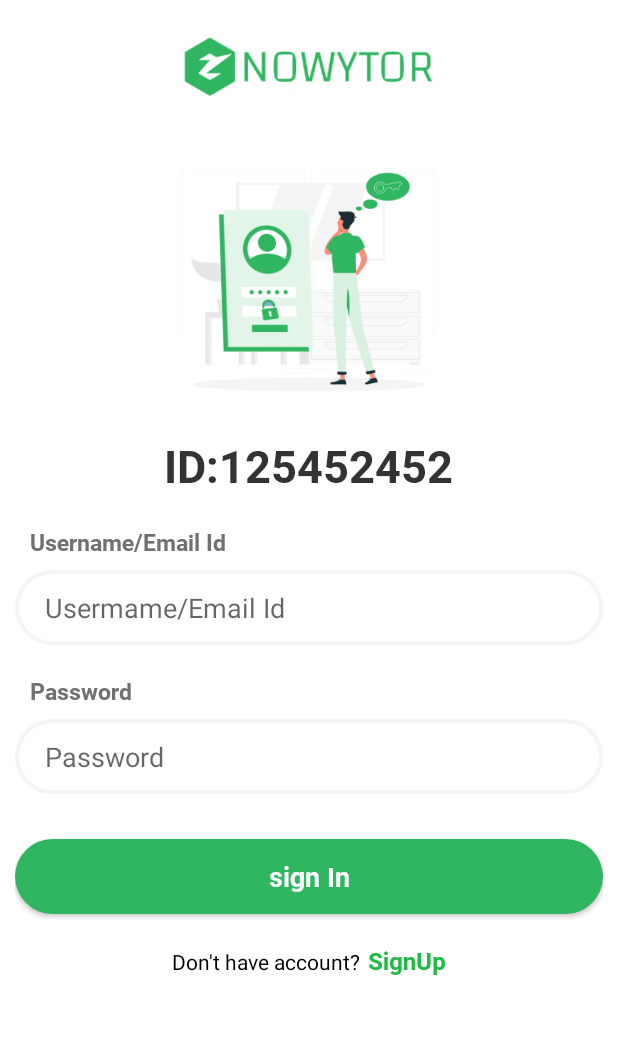
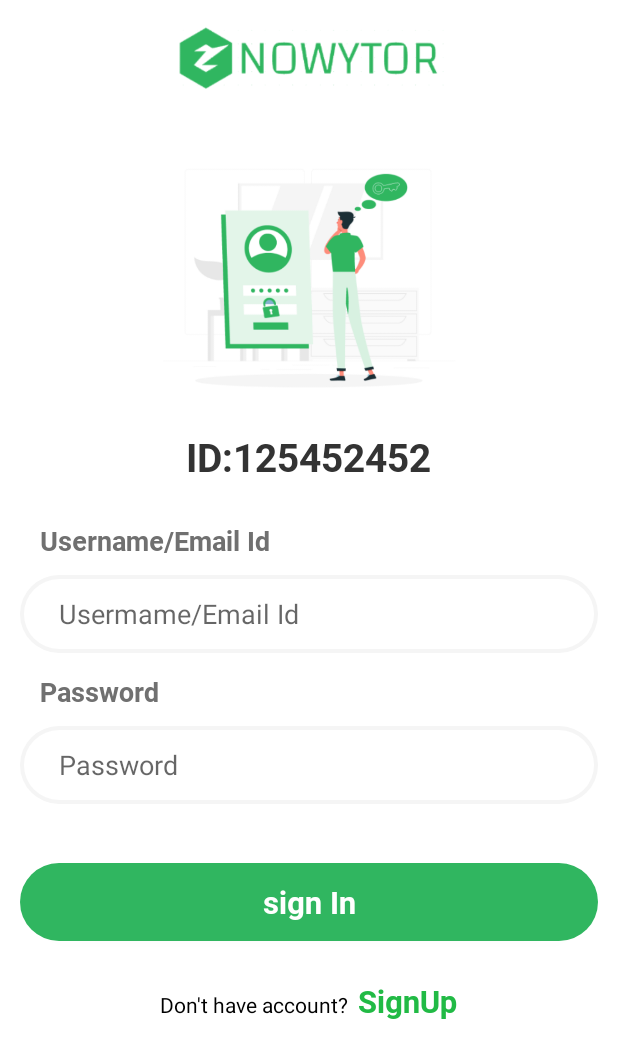
Before and after one commit to ravikiran050888/Tak, an Android app: the layout activity_login.xml on its own in the app's theme, with its tools: preview values and no code run, on a phone screen of 412 x 824 dp. Shown: the top 1058 px of the screen. Run offline under Robolectric (Android 15) with nearby library versions, the phone set to English and light mode, and no system bars.

Commit message:
analog it task

```diff
--- a/app/build.gradle
+++ b/app/build.gradle
@@ -41,4 +41,7 @@ dependencies {
     implementation 'com.squareup.retrofit2:converter-gson:2.9.0'
     implementation 'com.squareup.okhttp3:logging-interceptor:4.8.1'
     implementation 'com.squareup.okhttp3:okhttp:4.8.1'
+
+    implementation 'com.intuit.sdp:sdp-android:1.0.6'
+    implementation 'com.intuit.ssp:ssp-android:1.0.6'
 }
--- a/app/src/main/AndroidManifest.xml
+++ b/app/src/main/AndroidManifest.xml
@@ -10,8 +10,8 @@
         android:roundIcon="@mipmap/ic_launcher_round"
         android:supportsRtl="true"
         android:theme="@style/Theme.MyProject">
-        <activity android:name=".ui.LoginActivity"></activity>
-        <activity android:name=".ui.MainActivity">
+        <activity android:name=".ui.MainActivity"></activity>
+        <activity android:name=".ui.LoginActivity">
             <intent-filter>
                 <action android:name="android.intent.action.MAIN" />
 
--- a/app/src/main/res/layout/activity_login.xml
+++ b/app/src/main/res/layout/activity_login.xml
@@ -14,15 +14,15 @@
         <ImageView
             android:id="@+id/imageView"
             android:layout_width="match_parent"
-            android:layout_height="@dimen/dim_50"
-            android:layout_marginTop="@dimen/dim_20"
+            android:layout_height="@dimen/_40sdp"
+            android:layout_marginTop="@dimen/_10sdp"
             android:src="@drawable/logo" />
 
         <ImageView
             android:id="@+id/imageView2"
             android:layout_width="match_parent"
-            android:layout_height="@dimen/dim_200"
-            android:layout_marginTop="@dimen/dim_20"
+            android:layout_height="@dimen/_150sdp"
+            android:layout_marginTop="@dimen/_20sdp"
             android:src="@drawable/image" />
 
         <TextView
@@ -32,71 +32,72 @@
             android:fontFamily="@font/roboto"
             android:text="@string/id"
             android:textColor="@color/txt_color"
-            android:textSize="@dimen/dim_30"
+            android:textSize="@dimen/_20ssp"
             android:layout_gravity="center_horizontal"/>
 
         <LinearLayout
             android:layout_width="match_parent"
             android:layout_height="wrap_content"
-            android:layout_marginTop="@dimen/dim_20"
+            android:layout_marginTop="@dimen/_20sdp"
             android:orientation="vertical"
-            android:layout_marginRight="@dimen/dim_10"
-            android:layout_marginLeft="@dimen/dim_10">
+            android:layout_marginRight="@dimen/_10sdp"
+            android:layout_marginLeft="@dimen/_10sdp">
 
             <TextView
                 android:id="@+id/textView4"
                 android:layout_width="wrap_content"
                 android:layout_height="wrap_content"
-                android:layout_marginStart="@dimen/dim_10"
-                android:layout_marginLeft="@dimen/dim_10"
+                android:layout_marginStart="@dimen/_10sdp"
+                android:layout_marginLeft="@dimen/_10sdp"
                 android:text="@string/username_email_id"
                 android:textColor="@color/hint_color"
-                android:textSize="@dimen/dim_15"
+                android:textSize="@dimen/_14ssp"
                 android:fontFamily="@font/roboto" />
 
             <EditText
                 android:id="@+id/editTextTextPersonName"
                 android:layout_width="match_parent"
-                android:layout_height="@dimen/dim_50"
-                android:layout_marginTop="@dimen/dim_8"
+                android:layout_height="@dimen/_40sdp"
+                android:layout_marginTop="@dimen/_8sdp"
                 android:background="@drawable/layer_list"
                 android:hint="Usermame/Email Id"
                 android:inputType="text"
-                android:paddingLeft="@dimen/dim_20" />
+                android:textSize="@dimen/_14ssp"
+                android:paddingLeft="@dimen/_20sdp" />
 
             <TextView
                 android:id="@+id/textView"
                 android:layout_width="wrap_content"
                 android:layout_height="wrap_content"
-                android:layout_marginStart="@dimen/dim_10"
-                android:layout_marginLeft="@dimen/dim_10"
-                android:layout_marginTop="@dimen/dim_20"
+                android:layout_marginLeft="@dimen/_10sdp"
+                android:layout_marginTop="@dimen/_10sdp"
                 android:text="@string/password"
                 android:fontFamily="@font/roboto"
                 android:textColor="@color/hint_color"
-                android:textSize="@dimen/dim_15" />
+                android:textSize="@dimen/_14ssp" />
 
             <EditText
                 android:id="@+id/editTextTextPersonName3"
                 android:layout_width="match_parent"
-                android:layout_height="@dimen/dim_50"
-                android:layout_marginTop="@dimen/dim_8"
+                android:layout_height="@dimen/_40sdp"
+                android:layout_marginTop="@dimen/_8sdp"
                 android:background="@drawable/layer_list"
                 android:hint="@string/password"
                 android:inputType="textPassword"
-                android:paddingLeft="@dimen/dim_20" />
+                android:textSize="@dimen/_14ssp"
+                android:paddingLeft="@dimen/_20sdp" />
 
             <android.widget.Button
                 android:id="@+id/btnLogin"
                 android:layout_width="match_parent"
-                android:layout_height="@dimen/dim_50"
-                android:layout_marginTop="@dimen/dim_30"
+                android:layout_height="@dimen/_40sdp"
+                android:layout_marginTop="@dimen/_30sdp"
                 android:background="@drawable/button_bg"
                 android:text="@string/sign_in"
                 android:textAllCaps="false"
                 android:textColor="@color/white"
                 android:fontFamily="@font/roboto"
-                android:textSize="@dimen/dim_18" />
+                android:textSize="@dimen/_16ssp" />
 
             <LinearLayout
                 android:layout_width="match_parent"
@@ -107,7 +108,7 @@
                     android:id="@+id/textView3"
                     android:layout_width="wrap_content"
                     android:layout_height="wrap_content"
-                    android:layout_marginTop="@dimen/dim_20"
+                    android:layout_marginTop="@dimen/_20sdp"
                     android:text="@string/don_t_have_account"
                     android:textColor="@color/black" />
 
@@ -115,11 +116,10 @@
                     android:id="@+id/textView5"
                     android:layout_width="wrap_content"
                     android:layout_height="wrap_content"
-                    android:layout_marginStart="@dimen/dim_5"
-                    android:layout_marginLeft="@dimen/dim_5"
-                    android:layout_marginTop="@dimen/dim_20"
+                    android:layout_marginLeft="@dimen/_5sdp"
+                    android:layout_marginTop="@dimen/_20sdp"
                     android:text="@string/signup"
-                    android:textSize="@dimen/dim_16"
+                    android:textSize="@dimen/_16ssp"
                     android:fontFamily="@font/roboto"
                     android:textColor="@color/btn_color" />
             </LinearLayout>
--- a/app/src/main/res/values/dimens.xml
+++ b/app/src/main/res/values/dimens.xml
@@ -1,7 +1,7 @@
 <?xml version="1.0" encoding="utf-8"?>
 <resources>
 
-    <dimen name="dim_50">50dp</dimen>
+   <!-- <dimen name="dim_50">50dp</dimen>
     <dimen name="dim_20">20dp</dimen>
     <dimen name="dim_200">200dp</dimen>
     <dimen name="dim_30">30sp</dimen>
@@ -10,5 +10,5 @@
     <dimen name="dim_8">8dp</dimen>
     <dimen name="dim_18">18sp</dimen>
     <dimen name="dim_16">16sp</dimen>
-    <dimen name="dim_5">5dp</dimen>
+    <dimen name="dim_5">5dp</dimen>-->
 </resources>
```
